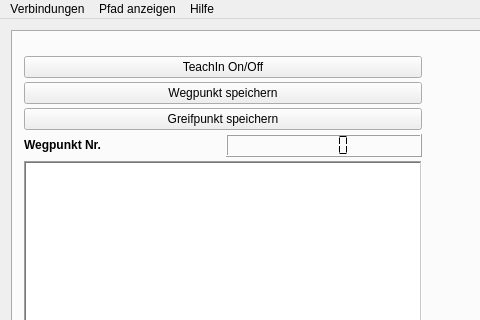
This is mainwindow.ui in LaurinCoder/Robokran as Qt 5 draws it before an edit; both pictures show x 0 to 480 and y 0 to 320 of the 1200 by 800 pixel window. The edited form follows.
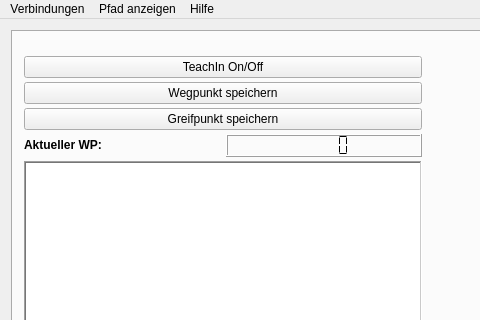
This is the edited form. The open tabs and pages were chosen to show the change.

```diff
--- a/mainwindow.ui
+++ b/mainwindow.ui
@@ -143,7 +143,7 @@
                  </sizepolicy>
                 </property>
                 <property name="text">
-                 <string>&lt;html&gt;&lt;head/&gt;&lt;body&gt;&lt;p&gt;&lt;span style=&quot; font-weight:600;&quot;&gt;Wegpunkt Nr.&lt;/span&gt;&lt;/p&gt;&lt;/body&gt;&lt;/html&gt;</string>
+                 <string>&lt;html&gt;&lt;head/&gt;&lt;body&gt;&lt;p&gt;&lt;span style=&quot; font-weight:600;&quot;&gt;Aktueller WP:&lt;/span&gt;&lt;/p&gt;&lt;/body&gt;&lt;/html&gt;</string>
                 </property>
                </widget>
               </item>
```
Left out of the diff: 2 changed lines with no effect on the pictures.
